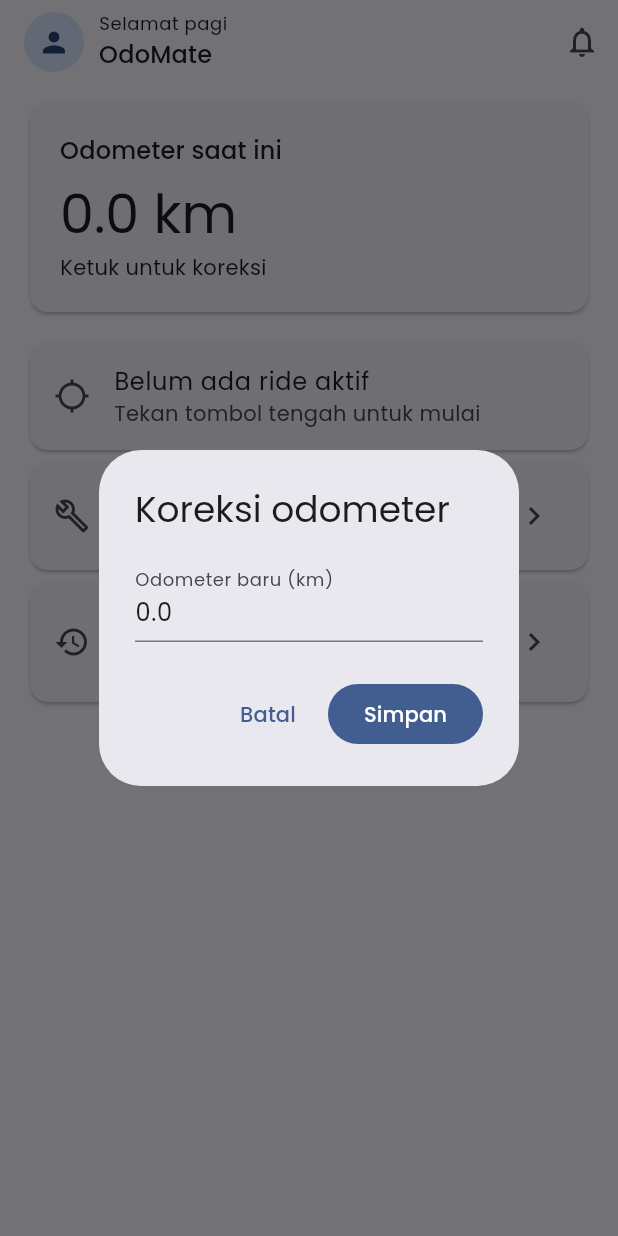
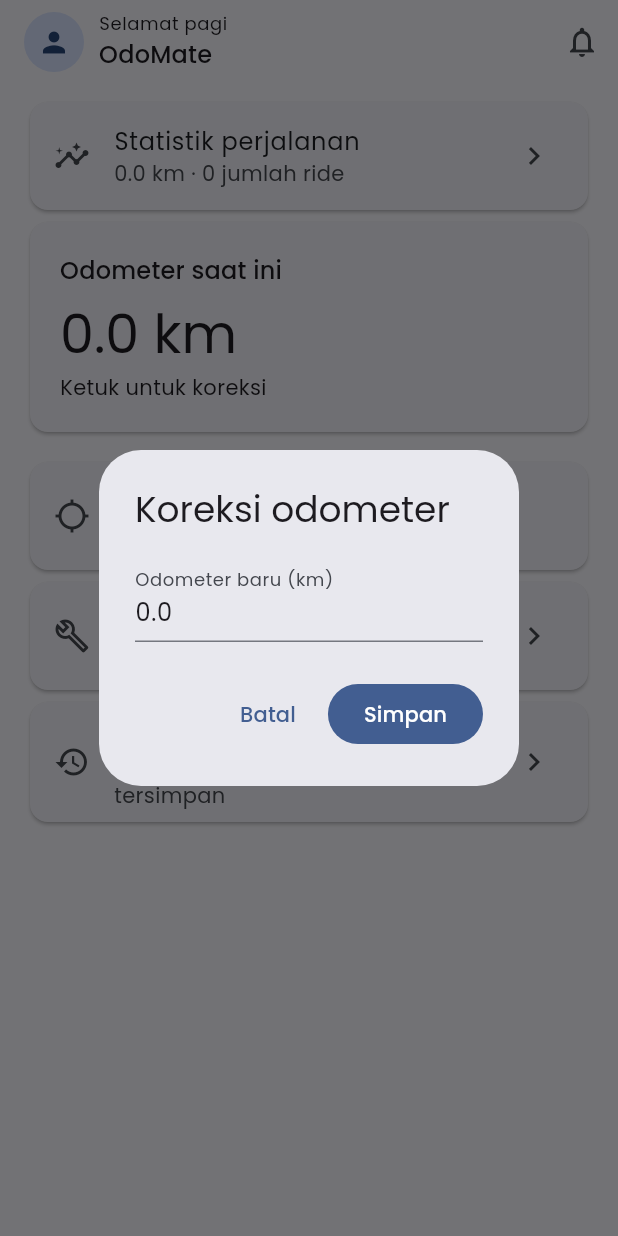
Before and after one commit to RyoFPS/odomate, a Flutter app: the HomeScreen screen opened directly with empty values, after a tap on "Odometer saat ini", on a phone screen of 412 x 824 dp. Run offline on Flutter 3.47's test engine with Material 3 defaults, Android fonts, the light colour scheme and no system bars; our stand-ins replace flutter_local_notifications, geolocator, google_fonts, image_picker, sqflite; accounts and stored records are empty.

Commit message:
feat: integrate statistics from home

```diff
--- a/lib/src/app.dart
+++ b/lib/src/app.dart
@@ -10,6 +10,7 @@ import 'screens/home_screen.dart';
 import 'screens/profile_screen.dart';
 import 'screens/services_screen.dart';
 import 'screens/setup_screen.dart';
+import 'screens/statistics_screen.dart';
 import 'tracking/ride_tracker.dart';
 
 class OdoMateApp extends StatefulWidget {
@@ -90,6 +91,7 @@ class _OdoMateAppState extends State<OdoMateApp> {
                 onThemeChanged: (v) => setState(() => themeMode = v),
                 onLanguageChanged: (v) => setState(() => language = v),
               ),
+              StatisticsScreen(repository: widget.repository),
             ],
           )
         : SetupScreen(
--- a/lib/src/screens/home_screen.dart
+++ b/lib/src/screens/home_screen.dart
@@ -4,6 +4,7 @@ import 'package:flutter/material.dart';
 
 import '../data/odomate_repository.dart';
 import '../domain/models.dart';
+import '../domain/ride_statistics.dart';
 import '../domain/service_schedule.dart';
 import '../i18n/app_localizations.dart';
 import '../tracking/ride_tracker.dart';
@@ -26,6 +27,8 @@ class _HomeScreenState extends State<HomeScreen> {
   Vehicle? vehicle;
   List<ServiceItem> services = [];
   double todayDistance = 0;
+  double sevenDayDistance = 0;
+  int sevenDayRideCount = 0;
 
   @override
   void initState() {
@@ -46,11 +49,18 @@ class _HomeScreenState extends State<HomeScreen> {
               r.startedAt.toLocal().day == now.day,
         )
         .fold<double>(0, (sum, r) => sum + r.distanceKm);
+    final sevenDay = calculateRideStatistics(
+      rides,
+      now,
+      StatisticsPeriod.lastSevenDays,
+    );
     if (!mounted) return;
     setState(() {
       vehicle = value;
       services = serviceItems;
       todayDistance = distance;
+      sevenDayDistance = sevenDay.totalDistanceKm;
+      sevenDayRideCount = sevenDay.rideCount;
     });
   }
 
@@ -162,6 +172,18 @@ class _HomeScreenState extends State<HomeScreen> {
         builder: (context, state, child) => ListView(
           padding: const EdgeInsets.fromLTRB(16, 8, 16, 32),
           children: [
+            Card(
+              child: ListTile(
+                leading: const Icon(Icons.insights_outlined),
+                title: Text(l10n.t('statistics')),
+                subtitle: Text(
+                  '${sevenDayDistance.toStringAsFixed(1)} km · '
+                  '$sevenDayRideCount ${l10n.t('ride_count').toLowerCase()}',
+                ),
+                trailing: const Icon(Icons.chevron_right),
+                onTap: () => widget.onNavigate?.call(4),
+              ),
+            ),
             Card(
               child: InkWell(
                 onTap: _correctOdometer,
```
Also changed, not shown: 2 other files.
